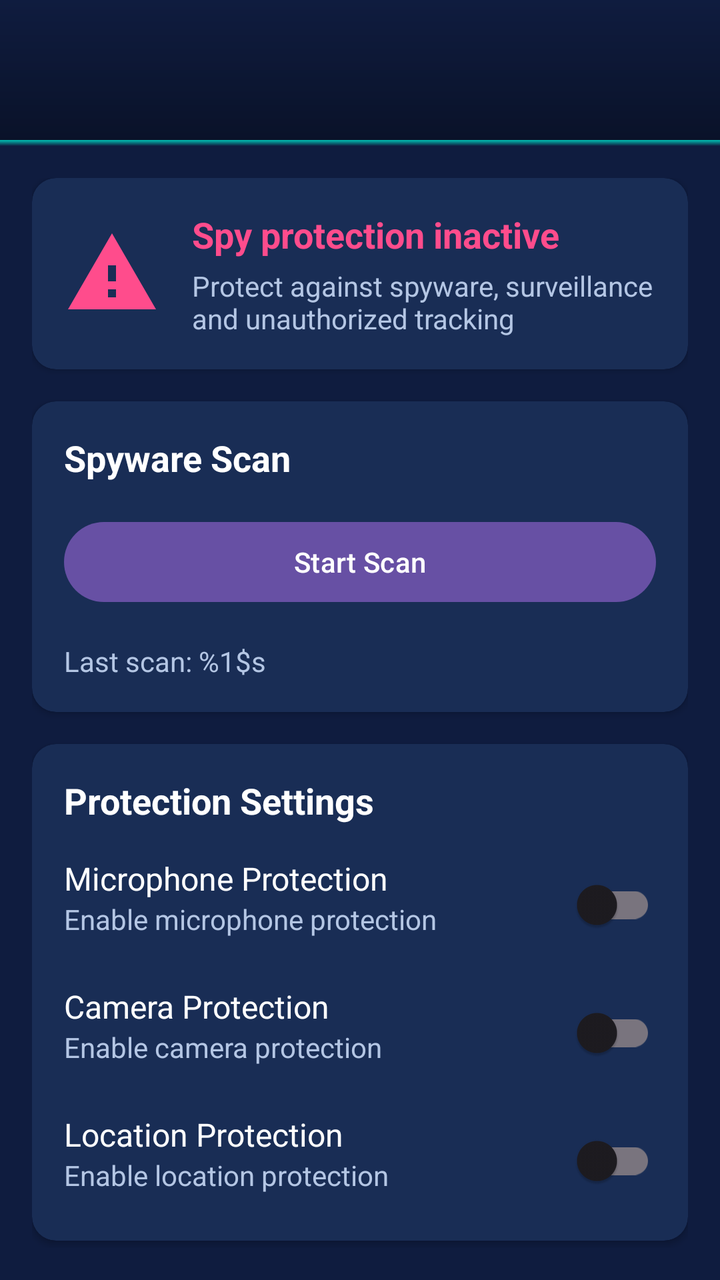
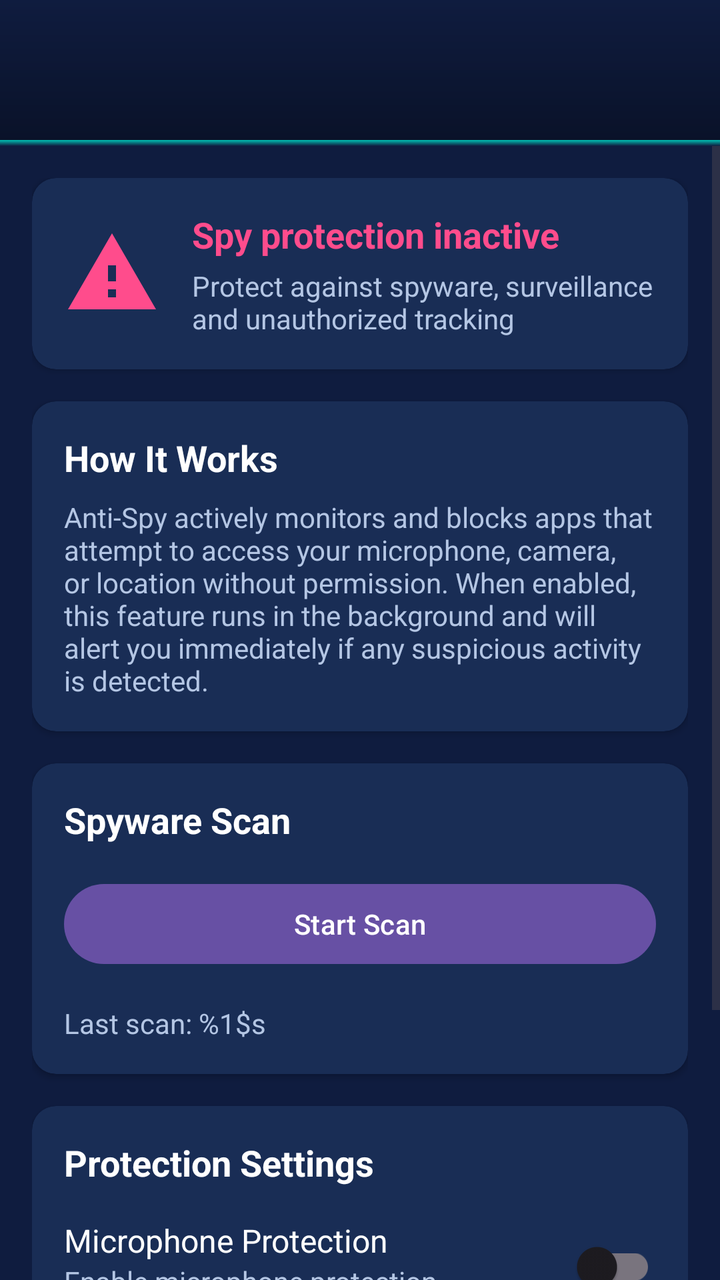

Compare the two renders of this Android layout. The source of the first and the diff that turns it into the second are given below.
<!-- AndroidManifest.xml: application theme Theme.SecuPhoneByCoursor -->
<!-- res/layout/activity_anti_spy.xml -->
<?xml version="1.0" encoding="utf-8"?>
<androidx.constraintlayout.widget.ConstraintLayout xmlns:android="http://schemas.android.com/apk/res/android"
    xmlns:app="http://schemas.android.com/apk/res-auto"
    xmlns:tools="http://schemas.android.com/tools"
    android:layout_width="match_parent"
    android:layout_height="match_parent"
    android:background="@color/background"
    tools:context=".AntiSpyActivity">

    
    <androidx.appcompat.widget.Toolbar
        android:id="@+id/toolbar"
        android:layout_width="match_parent"
        android:layout_height="70dp"
        android:background="@drawable/navbar_gradient_background"
        android:elevation="6dp"
        app:layout_constraintTop_toTopOf="parent"
        app:titleTextColor="@color/logo" />

    
    <View
        android:id="@+id/navbar_shadow"
        android:layout_width="match_parent"
        android:layout_height="3dp"
        android:background="@drawable/enhanced_navbar_shadow"
        android:elevation="6dp"
        app:layout_constraintTop_toBottomOf="@id/toolbar" />

    
    <ScrollView
        android:layout_width="match_parent"
        android:layout_height="0dp"
        android:fillViewport="true"
        app:layout_constraintTop_toBottomOf="@id/navbar_shadow"
        app:layout_constraintBottom_toBottomOf="parent">

        <LinearLayout
            android:layout_width="match_parent"
            android:layout_height="wrap_content"
            android:orientation="vertical"
            android:padding="16dp">

            
            <androidx.cardview.widget.CardView
                android:layout_width="match_parent"
                android:layout_height="wrap_content"
                android:elevation="4dp"
                app:cardCornerRadius="12dp"
                app:cardBackgroundColor="@color/card_background"
                android:layout_marginBottom="16dp">

                <LinearLayout
                    android:layout_width="match_parent"
                    android:layout_height="wrap_content"
                    android:orientation="horizontal"
                    android:padding="16dp"
                    android:gravity="center_vertical">

                    <ImageView
                        android:id="@+id/status_icon"
                        android:layout_width="48dp"
                        android:layout_height="48dp"
                        android:src="@drawable/ic_shield_off"
                        android:tint="@color/error_red"
                        android:contentDescription="@string/anti_spy" />

                    <LinearLayout
                        android:layout_width="0dp"
                        android:layout_height="wrap_content"
                        android:layout_weight="1"
                        android:orientation="vertical"
                        android:layout_marginStart="16dp">

                        <TextView
                            android:id="@+id/anti_spy_status"
                            android:layout_width="wrap_content"
                            android:layout_height="wrap_content"
                            android:text="@string/anti_spy_disabled"
                            android:textColor="@color/error_red"
                            android:textSize="18sp"
                            android:textStyle="bold" />

                        <TextView
                            android:layout_width="wrap_content"
                            android:layout_height="wrap_content"
                            android:text="@string/anti_spy_description"
                            android:textColor="@color/text_secondary"
                            android:textSize="14sp"
                            android:layout_marginTop="4dp" />
                    </LinearLayout>
                </LinearLayout>
            </androidx.cardview.widget.CardView>

            
            <androidx.cardview.widget.CardView
                android:layout_width="match_parent"
                android:layout_height="wrap_content"
                android:elevation="4dp"
                app:cardCornerRadius="12dp"
                app:cardBackgroundColor="@color/card_background"
                android:layout_marginBottom="16dp">

                <LinearLayout
                    android:layout_width="match_parent"
                    android:layout_height="wrap_content"
                    android:orientation="vertical"
                    android:padding="16dp">

                    <TextView
                        android:layout_width="wrap_content"
                        android:layout_height="wrap_content"
                        android:text="Spyware Scan"
                        android:textColor="@color/text"
                        android:textSize="18sp"
                        android:textStyle="bold"
                        android:layout_marginBottom="16dp" />

                    <Button
                        android:id="@+id/scan_button"
                        android:layout_width="match_parent"
                        android:layout_height="wrap_content"
                        android:text="@string/start_spy_scan"
                        android:layout_marginBottom="8dp" />

                    <ProgressBar
                        android:id="@+id/scan_progress"
                        style="?android:attr/progressBarStyleHorizontal"
                        android:layout_width="match_parent"
                        android:layout_height="wrap_content"
                        android:visibility="gone" />

                    <TextView
                        android:id="@+id/last_scan_text"
                        android:layout_width="wrap_content"
                        android:layout_height="wrap_content"
                        android:text="@string/last_spy_scan"
                        android:textColor="@color/text_secondary"
                        android:textSize="14sp"
                        android:layout_marginTop="8dp" />
                </LinearLayout>
            </androidx.cardview.widget.CardView>

            
            <com.google.android.material.card.MaterialCardView
                android:id="@+id/result_card"
                android:layout_width="match_parent"
                android:layout_height="wrap_content"
                app:cardCornerRadius="12dp"
                app:cardBackgroundColor="@color/card_background"
                app:strokeWidth="1dp"
                app:strokeColor="@color/success_green"
                android:layout_marginBottom="16dp"
                android:visibility="gone">

                <LinearLayout
                    android:id="@+id/scan_result_layout"
                    android:layout_width="match_parent"
                    android:layout_height="wrap_content"
                    android:orientation="vertical"
                    android:padding="16dp">

                    <TextView
                        android:layout_width="wrap_content"
                        android:layout_height="wrap_content"
                        android:text="@string/scan_complete"
                        android:textColor="@color/text"
                        android:textSize="18sp"
                        android:textStyle="bold" />

                    <TextView
                        android:id="@+id/scan_result_text"
                        android:layout_width="wrap_content"
                        android:layout_height="wrap_content"
                        android:text="@string/spy_free"
                        android:textSize="16sp"
                        android:textColor="@color/success_green"
                        android:layout_marginTop="8dp" />
                </LinearLayout>
            </com.google.android.material.card.MaterialCardView>

            
            <androidx.cardview.widget.CardView
                android:layout_width="match_parent"
                android:layout_height="wrap_content"
                android:elevation="4dp"
                app:cardCornerRadius="12dp"
                app:cardBackgroundColor="@color/card_background">

                <LinearLayout
                    android:layout_width="match_parent"
                    android:layout_height="wrap_content"
                    android:orientation="vertical"
                    android:padding="16dp">

                    <TextView
                        android:layout_width="wrap_content"
                        android:layout_height="wrap_content"
                        android:text="Protection Settings"
                        android:textColor="@color/text"
                        android:textSize="18sp"
                        android:textStyle="bold"
                        android:layout_marginBottom="16dp" />

                    
                    <LinearLayout
                        android:layout_width="match_parent"
                        android:layout_height="wrap_content"
                        android:orientation="horizontal"
                        android:layout_marginBottom="16dp">

                        <LinearLayout
                            android:layout_width="0dp"
                            android:layout_height="wrap_content"
                            android:layout_weight="1"
                            android:orientation="vertical">

                            <TextView
                                android:layout_width="wrap_content"
                                android:layout_height="wrap_content"
                                android:text="Microphone Protection"
                                android:textColor="@color/text"
                                android:textSize="16sp" />

                            <TextView
                                android:layout_width="wrap_content"
                                android:layout_height="wrap_content"
                                android:text="@string/enable_microphone_protection"
                                android:textColor="@color/text_secondary"
                                android:textSize="14sp" />
                        </LinearLayout>

                        <com.google.android.material.switchmaterial.SwitchMaterial
                            android:id="@+id/mic_switch"
                            android:layout_width="wrap_content"
                            android:layout_height="wrap_content" />
                    </LinearLayout>

                    
                    <LinearLayout
                        android:layout_width="match_parent"
                        android:layout_height="wrap_content"
                        android:orientation="horizontal"
                        android:layout_marginBottom="16dp">

                        <LinearLayout
                            android:layout_width="0dp"
                            android:layout_height="wrap_content"
                            android:layout_weight="1"
                            android:orientation="vertical">

                            <TextView
                                android:layout_width="wrap_content"
                                android:layout_height="wrap_content"
                                android:text="Camera Protection"
                                android:textColor="@color/text"
                                android:textSize="16sp" />

                            <TextView
                                android:layout_width="wrap_content"
                                android:layout_height="wrap_content"
                                android:text="@string/enable_camera_protection"
                                android:textColor="@color/text_secondary"
                                android:textSize="14sp" />
                        </LinearLayout>

                        <com.google.android.material.switchmaterial.SwitchMaterial
                            android:id="@+id/camera_switch"
                            android:layout_width="wrap_content"
                            android:layout_height="wrap_content" />
                    </LinearLayout>

                    
                    <LinearLayout
                        android:layout_width="match_parent"
                        android:layout_height="wrap_content"
                        android:orientation="horizontal">

                        <LinearLayout
                            android:layout_width="0dp"
                            android:layout_height="wrap_content"
                            android:layout_weight="1"
                            android:orientation="vertical">

                            <TextView
                                android:layout_width="wrap_content"
                                android:layout_height="wrap_content"
                                android:text="Location Protection"
                                android:textColor="@color/text"
                                android:textSize="16sp" />

                            <TextView
                                android:layout_width="wrap_content"
                                android:layout_height="wrap_content"
                                android:text="@string/enable_location_protection"
                                android:textColor="@color/text_secondary"
                                android:textSize="14sp" />
                        </LinearLayout>

                        <com.google.android.material.switchmaterial.SwitchMaterial
                            android:id="@+id/location_switch"
                            android:layout_width="wrap_content"
                            android:layout_height="wrap_content" />
                    </LinearLayout>
                </LinearLayout>
            </androidx.cardview.widget.CardView>
        </LinearLayout>
    </ScrollView>
</androidx.constraintlayout.widget.ConstraintLayout>
<!-- resources referenced by this layout -->
<resources>
  <color name="background">#0F1C3F</color>
  <color name="card_background">#192D55</color>
  <color name="error_red">#FF4C8C</color>
  <color name="logo">#FFFFFF</color>
  <color name="success_green">#17C37B</color>
  <color name="text">#FFFFFF</color>
  <color name="text_secondary">#B4C6E4</color>
  <!-- drawable enhanced_navbar_shadow (drawable) -->
  <?xml version="1.0" encoding="utf-8"?>
  <shape xmlns:android="http://schemas.android.com/apk/res/android">
      <gradient
          android:angle="270"
          android:startColor="@color/accent_primary"
          android:endColor="#00000000"
          android:type="linear" />
  </shape>
  <!-- drawable ic_shield_off (drawable) -->
  <?xml version="1.0" encoding="utf-8"?>
  <vector xmlns:android="http://schemas.android.com/apk/res/android"
      android:width="24dp"
      android:height="24dp"
      android:viewportWidth="24"
      android:viewportHeight="24">
      <path
          android:fillColor="#000000"
          android:pathData="M1,21h22L12,2L1,21zM13,18h-2v-2h2v2zM13,14h-2v-4h2v4z"/>
  </vector>
  <!-- drawable navbar_gradient_background (drawable) -->
  <?xml version="1.0" encoding="utf-8"?>
  <shape xmlns:android="http://schemas.android.com/apk/res/android">
      <gradient
          android:angle="90"
          android:startColor="@color/navbar_background"
          android:endColor="@color/background"
          android:type="linear" />
  </shape>
  <string name="anti_spy">Anti-Spy</string>
  <string name="anti_spy_description">Protect against spyware, surveillance and unauthorized tracking</string>
  <string name="anti_spy_disabled">Spy protection inactive</string>
  <string name="enable_camera_protection">Enable camera protection</string>
  <string name="enable_location_protection">Enable location protection</string>
  <string name="enable_microphone_protection">Enable microphone protection</string>
  <string name="last_spy_scan">Last scan: %1$s</string>
  <string name="scan_complete">Scan Complete</string>
  <string name="spy_free">Your device is clean</string>
  <string name="start_spy_scan">Start Scan</string>
  <style name="Theme.SecuPhoneByCoursor" parent="Base.Theme.SecuPhoneByCoursor" />
  <color name="accent_primary">#00BFB2</color>
  <color name="navbar_background">#0A1229</color>
  <style name="Base.Theme.SecuPhoneByCoursor" parent="Theme.Material3.DayNight.NoActionBar">
          
          
      </style>
</resources>

<!-- the commit's change to res/layout/activity_anti_spy.xml (unified diff, before → after) -->
@@ -109,6 +109,40 @@
                     <TextView
                         android:layout_width="wrap_content"
                         android:layout_height="wrap_content"
+                        android:text="How It Works"
+                        android:textColor="@color/text"
+                        android:textSize="18sp"
+                        android:textStyle="bold"
+                        android:layout_marginBottom="8dp" />
+
+                    <TextView
+                        android:id="@+id/explanation_text"
+                        android:layout_width="match_parent"
+                        android:layout_height="wrap_content"
+                        android:text="@string/anti_spy_explanation"
+                        android:textColor="@color/text_secondary"
+                        android:textSize="14sp" />
+                </LinearLayout>
+            </androidx.cardview.widget.CardView>
+
+            
+            <androidx.cardview.widget.CardView
+                android:layout_width="match_parent"
+                android:layout_height="wrap_content"
+                android:elevation="4dp"
+                app:cardCornerRadius="12dp"
+                app:cardBackgroundColor="@color/card_background"
+                android:layout_marginBottom="16dp">
+
+                <LinearLayout
+                    android:layout_width="match_parent"
+                    android:layout_height="wrap_content"
+                    android:orientation="vertical"
+                    android:padding="16dp">
+
+                    <TextView
+                        android:layout_width="wrap_content"
+                        android:layout_height="wrap_content"
                         android:text="Spyware Scan"
                         android:textColor="@color/text"
                         android:textSize="18sp"
<!-- resource entries referenced after the edit -->
@@ -39,6 +39,7 @@
   <string name="anti_spy">Anti-Spy</string>
   <string name="anti_spy_description">Protect against spyware, surveillance and unauthorized tracking</string>
   <string name="anti_spy_disabled">Spy protection inactive</string>
+  <string name="anti_spy_explanation">Anti-Spy actively monitors and blocks apps that attempt to access your microphone, camera, or location without permission. When enabled, this feature runs in the background and will alert you immediately if any suspicious activity is detected.</string>
   <string name="enable_camera_protection">Enable camera protection</string>
   <string name="enable_location_protection">Enable location protection</string>
   <string name="enable_microphone_protection">Enable microphone protection</string>
